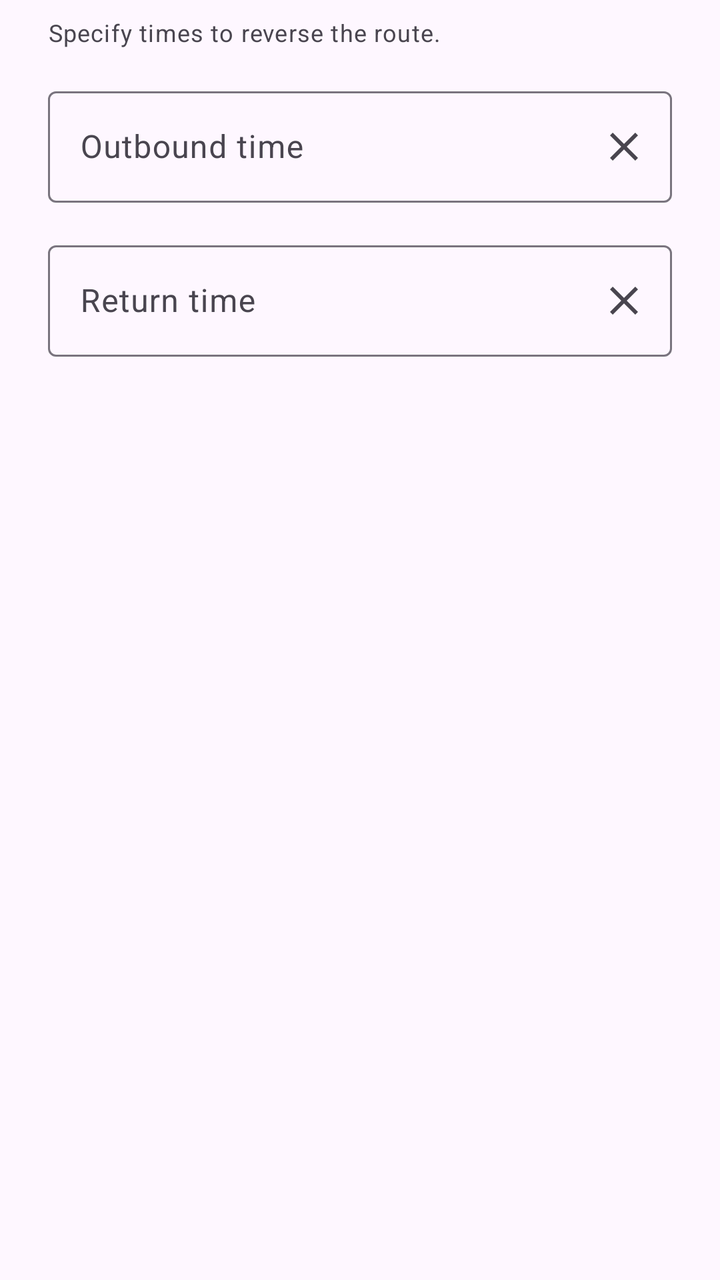
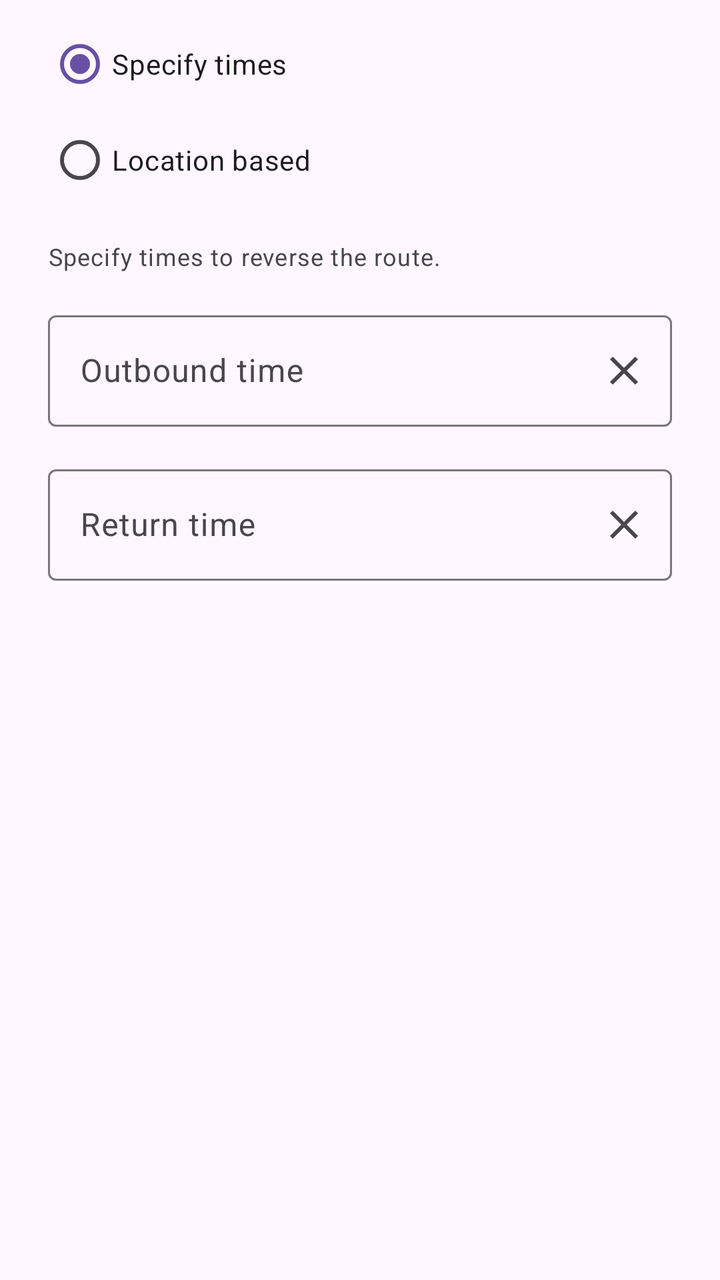

The first picture is an Android layout as it rendered before a commit; the second is the same layout after the commit. The layout source and the unified diff follow.
<!-- AndroidManifest.xml: application theme Theme.TrainTimes -->
<!-- res/layout/dialog_commute_times.xml -->
<?xml version="1.0" encoding="utf-8"?>
<LinearLayout xmlns:android="http://schemas.android.com/apk/res/android"
    xmlns:app="http://schemas.android.com/apk/res-auto"
    android:layout_width="match_parent"
    android:layout_height="wrap_content"
    android:orientation="vertical"
    android:paddingStart="24dp"
    android:paddingEnd="24dp"
    android:paddingTop="8dp">

    <TextView
        android:layout_width="wrap_content"
        android:layout_height="wrap_content"
        android:text="@string/display_times_helper"
        android:textAppearance="?attr/textAppearanceCaption"
        android:layout_marginBottom="16dp" />

    <com.google.android.material.textfield.TextInputLayout
        android:id="@+id/outbound_time_layout"
        style="@style/Widget.Material3.TextInputLayout.OutlinedBox"
        android:layout_width="match_parent"
        android:layout_height="wrap_content"
        android:hint="@string/outbound_time"
        app:endIconMode="custom"
        app:endIconDrawable="@drawable/ic_close"
        app:endIconContentDescription="@string/clear">

        <com.google.android.material.textfield.TextInputEditText
            android:id="@+id/outbound_time_input"
            android:layout_width="match_parent"
            android:layout_height="wrap_content"
            android:focusable="false"
            android:clickable="true"
            android:inputType="none" />

    </com.google.android.material.textfield.TextInputLayout>

    <com.google.android.material.textfield.TextInputLayout
        android:id="@+id/return_time_layout"
        style="@style/Widget.Material3.TextInputLayout.OutlinedBox"
        android:layout_width="match_parent"
        android:layout_height="wrap_content"
        android:layout_marginTop="16dp"
        android:hint="@string/return_time"
        app:endIconMode="custom"
        app:endIconDrawable="@drawable/ic_close"
        app:endIconContentDescription="@string/clear">

        <com.google.android.material.textfield.TextInputEditText
            android:id="@+id/return_time_input"
            android:layout_width="match_parent"
            android:layout_height="wrap_content"
            android:focusable="false"
            android:clickable="true"
            android:inputType="none" />

    </com.google.android.material.textfield.TextInputLayout>

</LinearLayout>
<!-- resources referenced by this layout -->
<resources>
  <!-- drawable ic_close (drawable) -->
  <vector xmlns:android="http://schemas.android.com/apk/res/android"
      android:width="24dp"
      android:height="24dp"
      android:viewportWidth="24.0"
      android:viewportHeight="24.0">
      <path
          android:fillColor="#FF000000"
          android:pathData="M19,6.41L17.59,5 12,10.59 6.41,5 5,6.41 10.59,12 5,17.59 6.41,19 12,13.41 17.59,19 19,17.59 13.41,12z"/>
  </vector>
  <string name="clear">Clear</string>
  <string name="display_times_helper">Specify times to reverse the route.</string>
  <string name="outbound_time">Outbound time</string>
  <string name="return_time">Return time</string>
  <style name="Theme.TrainTimes" parent="Theme.Material3.DayNight">
          
      </style>
</resources>

<!-- the commit's change to res/layout/dialog_commute_times.xml (unified diff, before → after) -->
@@ -8,52 +8,104 @@
     android:paddingEnd="24dp"
     android:paddingTop="8dp">
 
-    <TextView
-        android:layout_width="wrap_content"
-        android:layout_height="wrap_content"
-        android:text="@string/display_times_helper"
-        android:textAppearance="?attr/textAppearanceCaption"
-        android:layout_marginBottom="16dp" />
-
-    <com.google.android.material.textfield.TextInputLayout
-        android:id="@+id/outbound_time_layout"
-        style="@style/Widget.Material3.TextInputLayout.OutlinedBox"
+    <RadioGroup
+        android:id="@+id/commuting_mode_radio_group"
         android:layout_width="match_parent"
         android:layout_height="wrap_content"
-        android:hint="@string/outbound_time"
-        app:endIconMode="custom"
-        app:endIconDrawable="@drawable/ic_close"
-        app:endIconContentDescription="@string/clear">
+        android:orientation="vertical"
+        android:layout_marginBottom="16dp">
 
-        <com.google.android.material.textfield.TextInputEditText
-            android:id="@+id/outbound_time_input"
+        <RadioButton
+            android:id="@+id/radio_time_mode"
             android:layout_width="match_parent"
             android:layout_height="wrap_content"
-            android:focusable="false"
-            android:clickable="true"
-            android:inputType="none" />
+            android:text="@string/commuting_mode_time"
+            android:checked="true" />
 
-    </com.google.android.material.textfield.TextInputLayout>
-
-    <com.google.android.material.textfield.TextInputLayout
-        android:id="@+id/return_time_layout"
-        style="@style/Widget.Material3.TextInputLayout.OutlinedBox"
-        android:layout_width="match_parent"
-        android:layout_height="wrap_content"
-        android:layout_marginTop="16dp"
-        android:hint="@string/return_time"
-        app:endIconMode="custom"
-        app:endIconDrawable="@drawable/ic_close"
-        app:endIconContentDescription="@string/clear">
-
-        <com.google.android.material.textfield.TextInputEditText
-            android:id="@+id/return_time_input"
+        <RadioButton
+            android:id="@+id/radio_location_mode"
             android:layout_width="match_parent"
             android:layout_height="wrap_content"
-            android:focusable="false"
-            android:clickable="true"
-            android:inputType="none" />
+            android:text="@string/commuting_mode_location" />
+    </RadioGroup>
 
-    </com.google.android.material.textfield.TextInputLayout>
+    <FrameLayout
+        android:layout_width="match_parent"
+        android:layout_height="wrap_content">
+
+        
+        <LinearLayout
+            android:id="@+id/time_mode_container"
+            android:layout_width="match_parent"
+            android:layout_height="wrap_content"
+            android:orientation="vertical">
+
+            <TextView
+                android:layout_width="wrap_content"
+                android:layout_height="wrap_content"
+                android:text="@string/display_times_helper"
+                android:textAppearance="?attr/textAppearanceCaption"
+                android:layout_marginBottom="16dp" />
+
+            <com.google.android.material.textfield.TextInputLayout
+                android:id="@+id/outbound_time_layout"
+                style="@style/Widget.Material3.TextInputLayout.OutlinedBox"
+                android:layout_width="match_parent"
+                android:layout_height="wrap_content"
+                android:hint="@string/outbound_time"
+                app:endIconMode="custom"
+                app:endIconDrawable="@drawable/ic_close"
+                app:endIconContentDescription="@string/clear">
+
+                <com.google.android.material.textfield.TextInputEditText
+                    android:id="@+id/outbound_time_input"
+                    android:layout_width="match_parent"
+                    android:layout_height="wrap_content"
+                    android:focusable="false"
+                    android:clickable="true"
+                    android:inputType="none" />
+
+            </com.google.android.material.textfield.TextInputLayout>
+
+            <com.google.android.material.textfield.TextInputLayout
+                android:id="@+id/return_time_layout"
+                style="@style/Widget.Material3.TextInputLayout.OutlinedBox"
+                android:layout_width="match_parent"
+                android:layout_height="wrap_content"
+                android:layout_marginTop="16dp"
+                android:hint="@string/return_time"
+                app:endIconMode="custom"
+                app:endIconDrawable="@drawable/ic_close"
+                app:endIconContentDescription="@string/clear">
+
+                <com.google.android.material.textfield.TextInputEditText
+                    android:id="@+id/return_time_input"
+                    android:layout_width="match_parent"
+                    android:layout_height="wrap_content"
+                    android:focusable="false"
+                    android:clickable="true"
+                    android:inputType="none" />
+
+            </com.google.android.material.textfield.TextInputLayout>
+        </LinearLayout>
+
+        
+        <LinearLayout
+            android:id="@+id/location_mode_container"
+            android:layout_width="match_parent"
+            android:layout_height="match_parent"
+            android:gravity="center"
+            android:orientation="vertical"
+            android:visibility="invisible">
+
+            <TextView
+                android:layout_width="wrap_content"
+                android:layout_height="wrap_content"
+                android:text="@string/nearest_station_hint"
+                android:textAppearance="?attr/textAppearanceBodyMedium"
+                android:textColor="?android:attr/textColorSecondary"
+                android:layout_marginTop="8dp" />
+        </LinearLayout>
+    </FrameLayout>
 
 </LinearLayout>
<!-- resource entries referenced after the edit -->
@@ -11,7 +11,10 @@
           android:pathData="M19,6.41L17.59,5 12,10.59 6.41,5 5,6.41 10.59,12 5,17.59 6.41,19 12,13.41 17.59,19 19,17.59 13.41,12z"/>
   </vector>
   <string name="clear">Clear</string>
+  <string name="commuting_mode_location">Location based</string>
+  <string name="commuting_mode_time">Specify times</string>
   <string name="display_times_helper">Specify times to reverse the route.</string>
+  <string name="nearest_station_hint">Uses your location to determine which of your selected stations is closest, reversing the route automatically.</string>
   <string name="outbound_time">Outbound time</string>
   <string name="return_time">Return time</string>
   <style name="Theme.TrainTimes" parent="Theme.Material3.DayNight">
